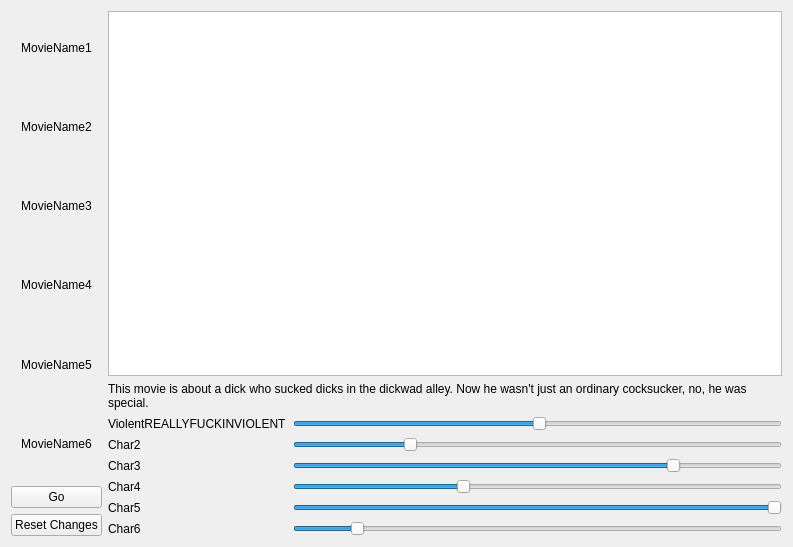
First picture: the form in gui/layoutGUI.ui, repository Rauf-Kurbanov/movie_searcher, before the edit.
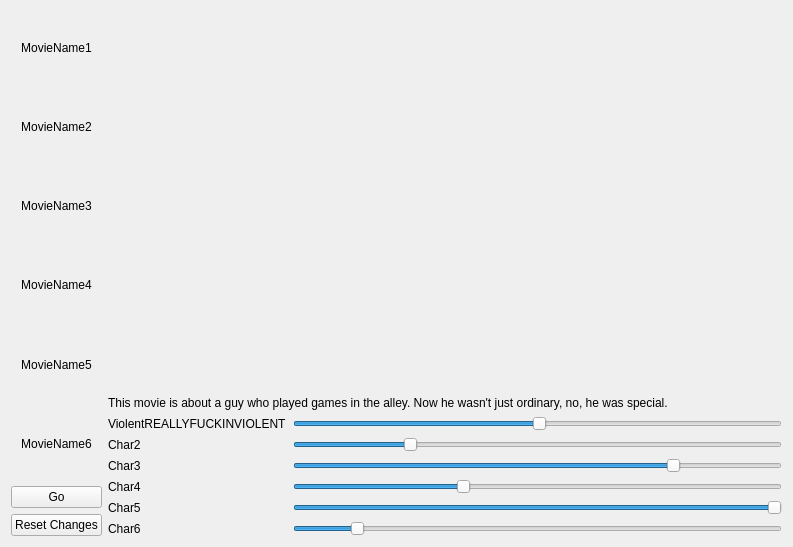
Second picture: the form after the edit.

```diff
--- a/gui/layoutGUI.ui
+++ b/gui/layoutGUI.ui
@@ -22,12 +22,22 @@
         <number>0</number>
        </property>
        <item>
-        <widget class="QGraphicsView" name="moviePictureView"/>
+        <widget class="QLabel" name="moviePicture">
+         <property name="sizePolicy">
+          <sizepolicy hsizetype="Expanding" vsizetype="Expanding">
+           <horstretch>0</horstretch>
+           <verstretch>0</verstretch>
+          </sizepolicy>
+         </property>
+         <property name="text">
+          <string/>
+         </property>
+        </widget>
        </item>
        <item>
         <widget class="QLabel" name="movieSummary">
          <property name="text">
-          <string>This movie is about a dick who sucked dicks in the dickwad alley. Now he wasn't just an ordinary cocksucker, no, he was special.</string>
+          <string>This movie is about a guy who played games in the alley. Now he wasn't just ordinary, no, he was special.</string>
          </property>
          <property name="scaledContents">
           <bool>false</bool>
```
